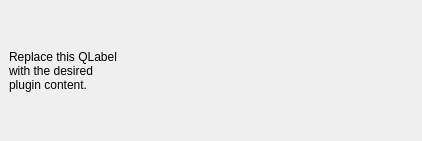
This is GeoContextQGISPlugin_dockwidget_base.ui in kartoza/GeoContextQGISPlugin as Qt 5 draws it before an edit. The edited form follows.
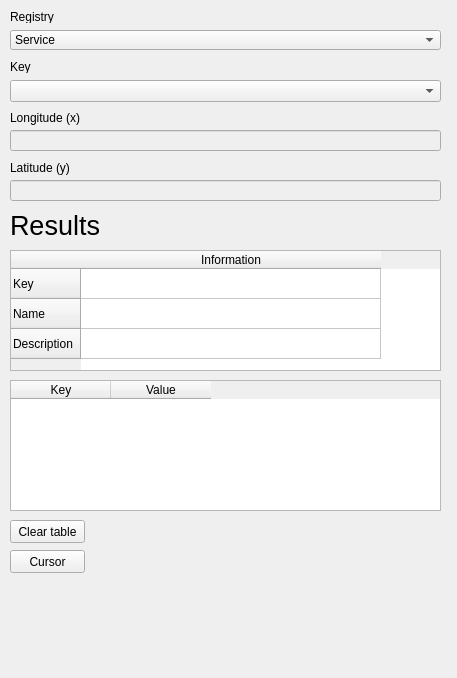
This is the edited form. Custom widgets are drawn as their Qt base class.

Commit message: changes to the plugin panel and cursor selection

Diff of the .ui file:
```diff
--- a/GeoContextQGISPlugin_dockwidget_base.ui
+++ b/GeoContextQGISPlugin_dockwidget_base.ui
@@ -6,27 +6,251 @@
    <rect>
     <x>0</x>
     <y>0</y>
-    <width>422</width>
-    <height>141</height>
+    <width>457</width>
+    <height>678</height>
    </rect>
   </property>
   <property name="windowTitle">
    <string>GeoContext</string>
   </property>
   <widget class="QWidget" name="dockWidgetContents">
-   <layout class="QGridLayout" name="gridLayout">
-    <item row="0" column="0">
-     <widget class="QLabel" name="label">
-      <property name="text">
-       <string>Replace this QLabel
-with the desired
-plugin content.</string>
-      </property>
-     </widget>
+   <widget class="QComboBox" name="cbRegistry">
+    <property name="geometry">
+     <rect>
+      <x>10</x>
+      <y>30</y>
+      <width>431</width>
+      <height>20</height>
+     </rect>
+    </property>
+    <item>
+     <property name="text">
+      <string>Service</string>
+     </property>
     </item>
-   </layout>
+    <item>
+     <property name="text">
+      <string>Group</string>
+     </property>
+    </item>
+    <item>
+     <property name="text">
+      <string>Collection</string>
+     </property>
+    </item>
+   </widget>
+   <widget class="QComboBox" name="cbKey">
+    <property name="geometry">
+     <rect>
+      <x>10</x>
+      <y>80</y>
+      <width>431</width>
+      <height>22</height>
+     </rect>
+    </property>
+   </widget>
+   <widget class="QLabel" name="lblRegistry">
+    <property name="geometry">
+     <rect>
+      <x>10</x>
+      <y>10</y>
+      <width>47</width>
+      <height>13</height>
+     </rect>
+    </property>
+    <property name="text">
+     <string>Registry</string>
+    </property>
+   </widget>
+   <widget class="QLabel" name="lblKey">
+    <property name="geometry">
+     <rect>
+      <x>10</x>
+      <y>60</y>
+      <width>47</width>
+      <height>13</height>
+     </rect>
+    </property>
+    <property name="text">
+     <string>Key</string>
+    </property>
+   </widget>
+   <widget class="QgsFilterLineEdit" name="lineLong">
+    <property name="enabled">
+     <bool>false</bool>
+    </property>
+    <property name="geometry">
+     <rect>
+      <x>10</x>
+      <y>130</y>
+      <width>431</width>
+      <height>21</height>
+     </rect>
+    </property>
+    <property name="readOnly">
+     <bool>true</bool>
+    </property>
+    <property name="qgisRelation" stdset="0">
+     <string notr="true"/>
+    </property>
+   </widget>
+   <widget class="QgsFilterLineEdit" name="lineLat">
+    <property name="enabled">
+     <bool>false</bool>
+    </property>
+    <property name="geometry">
+     <rect>
+      <x>10</x>
+      <y>180</y>
+      <width>431</width>
+      <height>21</height>
+     </rect>
+    </property>
+    <property name="readOnly">
+     <bool>true</bool>
+    </property>
+    <property name="qgisRelation" stdset="0">
+     <string notr="true"/>
+    </property>
+   </widget>
+   <widget class="QLabel" name="lblLong">
+    <property name="geometry">
+     <rect>
+      <x>10</x>
+      <y>110</y>
+      <width>91</width>
+      <height>16</height>
+     </rect>
+    </property>
+    <property name="text">
+     <string>Longitude (x)</string>
+    </property>
+   </widget>
+   <widget class="QLabel" name="lblLat">
+    <property name="geometry">
+     <rect>
+      <x>10</x>
+      <y>160</y>
+      <width>61</width>
+      <height>16</height>
+     </rect>
+    </property>
+    <property name="text">
+     <string>Latitude (y)</string>
+    </property>
+   </widget>
+   <widget class="QTableWidget" name="tblDetails">
+    <property name="enabled">
+     <bool>true</bool>
+    </property>
+    <property name="geometry">
+     <rect>
+      <x>10</x>
+      <y>250</y>
+      <width>431</width>
+      <height>121</height>
+     </rect>
+    </property>
+    <attribute name="horizontalHeaderDefaultSectionSize">
+     <number>300</number>
+    </attribute>
+    <row>
+     <property name="text">
+      <string>Key</string>
+     </property>
+    </row>
+    <row>
+     <property name="text">
+      <string>Name</string>
+     </property>
+    </row>
+    <row>
+     <property name="text">
+      <string>Description</string>
+     </property>
+    </row>
+    <column>
+     <property name="text">
+      <string>Information</string>
+     </property>
+    </column>
+   </widget>
+   <widget class="QTableWidget" name="tblResult">
+    <property name="enabled">
+     <bool>true</bool>
+    </property>
+    <property name="geometry">
+     <rect>
+      <x>10</x>
+      <y>380</y>
+      <width>431</width>
+      <height>131</height>
+     </rect>
+    </property>
+    <column>
+     <property name="text">
+      <string>Key</string>
+     </property>
+    </column>
+    <column>
+     <property name="text">
+      <string>Value</string>
+     </property>
+    </column>
+   </widget>
+   <widget class="QLabel" name="lblResults">
+    <property name="geometry">
+     <rect>
+      <x>10</x>
+      <y>210</y>
+      <width>91</width>
+      <height>31</height>
+     </rect>
+    </property>
+    <property name="font">
+     <font>
+      <pointsize>20</pointsize>
+     </font>
+    </property>
+    <property name="text">
+     <string>Results</string>
+    </property>
+   </widget>
+   <widget class="QPushButton" name="btnClear">
+    <property name="geometry">
+     <rect>
+      <x>10</x>
+      <y>520</y>
+      <width>75</width>
+      <height>23</height>
+     </rect>
+    </property>
+    <property name="text">
+     <string>Clear table</string>
+    </property>
+   </widget>
+   <widget class="QPushButton" name="btnCursor">
+    <property name="geometry">
+     <rect>
+      <x>10</x>
+      <y>550</y>
+      <width>75</width>
+      <height>23</height>
+     </rect>
+    </property>
+    <property name="text">
+     <string>Cursor</string>
+    </property>
+   </widget>
   </widget>
  </widget>
+ <customwidgets>
+  <customwidget>
+   <class>QgsFilterLineEdit</class>
+   <extends>QLineEdit</extends>
+   <header>qgsfilterlineedit.h</header>
+  </customwidget>
+ </customwidgets>
  <resources/>
  <connections/>
 </ui>
```
The commit also changes 6 other files.
